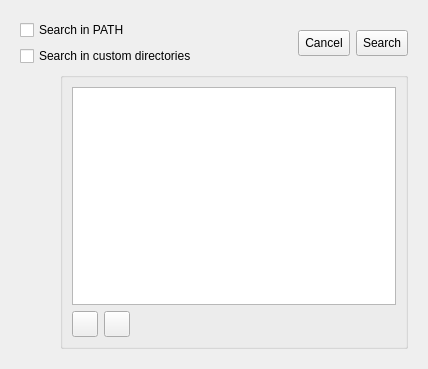
Qt form wizard/toolchain_select.ui (imby/STM32VLDiscovery_BeRTOS) before a commit.
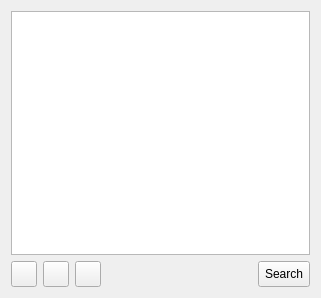
The same form after that commit. The open tabs and pages were chosen to show the change. Icons and pictures are not drawn.

Commit message: Separate toolchain search from toolchain selection

What changed in the file:
```diff
--- a/wizard/toolchain_select.ui
+++ b/wizard/toolchain_select.ui
@@ -5,33 +5,14 @@
    <rect>
     <x>0</x>
     <y>0</y>
-    <width>428</width>
-    <height>369</height>
+    <width>321</width>
+    <height>298</height>
    </rect>
   </property>
-  <property name="sizePolicy" >
-   <sizepolicy vsizetype="Minimum" hsizetype="Minimum" >
-    <horstretch>0</horstretch>
-    <verstretch>0</verstretch>
-   </sizepolicy>
-  </property>
   <property name="windowTitle" >
    <string>Form</string>
   </property>
-  <layout class="QVBoxLayout" name="verticalLayout_5" >
-   <item>
-    <widget class="QStackedWidget" name="pageSelector" >
-     <property name="sizePolicy" >
-      <sizepolicy vsizetype="Minimum" hsizetype="Minimum" >
-       <horstretch>0</horstretch>
-       <verstretch>0</verstretch>
-      </sizepolicy>
-     </property>
-     <property name="currentIndex" >
-      <number>0</number>
-     </property>
-     <widget class="QWidget" name="page" >
-      <layout class="QVBoxLayout" name="verticalLayout_6" >
+  <layout class="QVBoxLayout" name="verticalLayout" >
        <item>
         <widget class="QListWidget" name="toolchainList" />
        </item>
@@ -151,196 +132,6 @@
           </widget>
          </item>
         </layout>
-       </item>
-      </layout>
-     </widget>
-     <widget class="QWidget" name="page_2" >
-      <layout class="QVBoxLayout" name="verticalLayout_2" >
-       <item>
-        <layout class="QHBoxLayout" name="horizontalLayout_5" >
-         <item>
-          <layout class="QVBoxLayout" name="verticalLayout" >
-           <item>
-            <widget class="QCheckBox" name="pathBox" >
-             <property name="sizePolicy" >
-              <sizepolicy vsizetype="Fixed" hsizetype="Minimum" >
-               <horstretch>0</horstretch>
-               <verstretch>0</verstretch>
-              </sizepolicy>
-             </property>
-             <property name="text" >
-              <string>Search in PATH</string>
-             </property>
-            </widget>
-           </item>
-           <item>
-            <widget class="QCheckBox" name="customDirBox" >
-             <property name="text" >
-              <string>Search in custom directories</string>
-             </property>
-            </widget>
-           </item>
-          </layout>
-         </item>
-         <item>
-          <layout class="QHBoxLayout" name="horizontalLayout_4" >
-           <item>
-            <spacer name="horizontalSpacer_4" >
-             <property name="orientation" >
-              <enum>Qt::Horizontal</enum>
-             </property>
-             <property name="sizeHint" stdset="0" >
-              <size>
-               <width>40</width>
-               <height>20</height>
-              </size>
-             </property>
-            </spacer>
-           </item>
-           <item>
-            <widget class="QToolButton" name="cancelButton" >
-             <property name="minimumSize" >
-              <size>
-               <width>0</width>
-               <height>26</height>
-              </size>
-             </property>
-             <property name="maximumSize" >
-              <size>
-               <width>16777215</width>
-               <height>26</height>
-              </size>
-             </property>
-             <property name="text" >
-              <string>Cancel</string>
-             </property>
-            </widget>
-           </item>
-           <item>
-            <widget class="QToolButton" name="doSearchButton" >
-             <property name="minimumSize" >
-              <size>
-               <width>0</width>
-               <height>26</height>
-              </size>
-             </property>
-             <property name="maximumSize" >
-              <size>
-               <width>16777215</width>
-               <height>26</height>
-              </size>
-             </property>
-             <property name="text" >
-              <string>Search</string>
-             </property>
-            </widget>
-           </item>
-          </layout>
-         </item>
-        </layout>
-       </item>
-       <item>
-        <layout class="QHBoxLayout" name="horizontalLayout_3" >
-         <item>
-          <spacer name="horizontalSpacer_3" >
-           <property name="orientation" >
-            <enum>Qt::Horizontal</enum>
-           </property>
-           <property name="sizeType" >
-            <enum>QSizePolicy::Fixed</enum>
-           </property>
-           <property name="sizeHint" stdset="0" >
-            <size>
-             <width>40</width>
-             <height>20</height>
-            </size>
-           </property>
-          </spacer>
-         </item>
-         <item>
-          <widget class="QGroupBox" name="groupBox" >
-           <property name="title" >
-            <string/>
-           </property>
-           <layout class="QVBoxLayout" name="verticalLayout_4" >
-            <item>
-             <layout class="QVBoxLayout" name="verticalLayout_3" >
-              <item>
-               <widget class="QListWidget" name="customDirList" />
-              </item>
-              <item>
-               <layout class="QHBoxLayout" name="horizontalLayout_2" >
-                <item>
-                 <widget class="QToolButton" name="addDirButton" >
-                  <property name="minimumSize" >
-                   <size>
-                    <width>26</width>
-                    <height>26</height>
-                   </size>
-                  </property>
-                  <property name="maximumSize" >
-                   <size>
-                    <width>26</width>
-                    <height>26</height>
-                   </size>
-                  </property>
-                  <property name="text" >
-                   <string/>
-                  </property>
-                  <property name="icon" >
-                   <iconset resource="bertos.qrc" >
-                    <normaloff>:/images/listadd.png</normaloff>:/images/listadd.png</iconset>
-                  </property>
-                 </widget>
-                </item>
-                <item>
-                 <widget class="QToolButton" name="removeDirButton" >
-                  <property name="minimumSize" >
-                   <size>
-                    <width>26</width>
-                    <height>26</height>
-                   </size>
-                  </property>
-                  <property name="maximumSize" >
-                   <size>
-                    <width>26</width>
-                    <height>26</height>
-                   </size>
-                  </property>
-                  <property name="text" >
-                   <string/>
-                  </property>
-                  <property name="icon" >
-                   <iconset resource="bertos.qrc" >
-                    <normaloff>:/images/listremove.png</normaloff>:/images/listremove.png</iconset>
-                  </property>
-                 </widget>
-                </item>
-                <item>
-                 <spacer name="horizontalSpacer_2" >
-                  <property name="orientation" >
-                   <enum>Qt::Horizontal</enum>
-                  </property>
-                  <property name="sizeHint" stdset="0" >
-                   <size>
-                    <width>40</width>
-                    <height>20</height>
-                   </size>
-                  </property>
-                 </spacer>
-                </item>
-               </layout>
-              </item>
-             </layout>
-            </item>
-           </layout>
-          </widget>
-         </item>
-        </layout>
-       </item>
-      </layout>
-     </widget>
-    </widget>
    </item>
   </layout>
  </widget>
```
Lines whose indentation alone changed are shown as unchanged. The commit also changes 4 other files.
